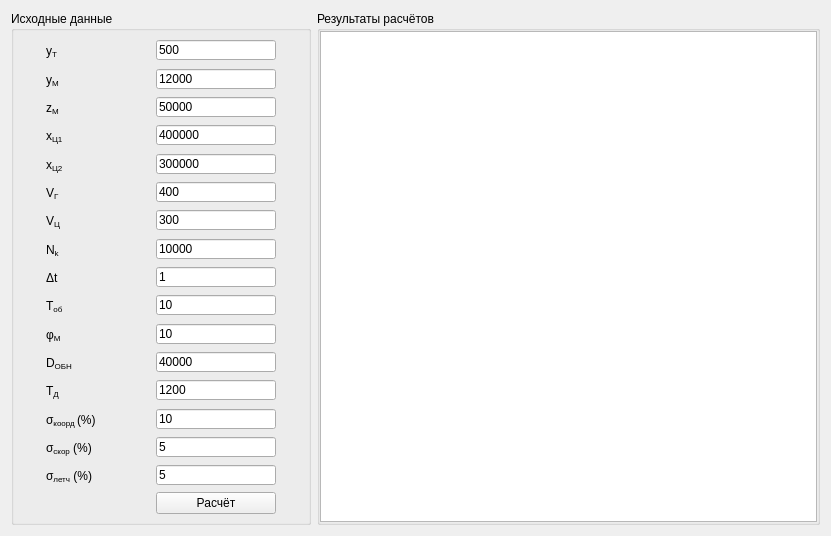
First picture: the form in mainwindow.ui, repository zubaaan/ZVN-UDN, before the edit.
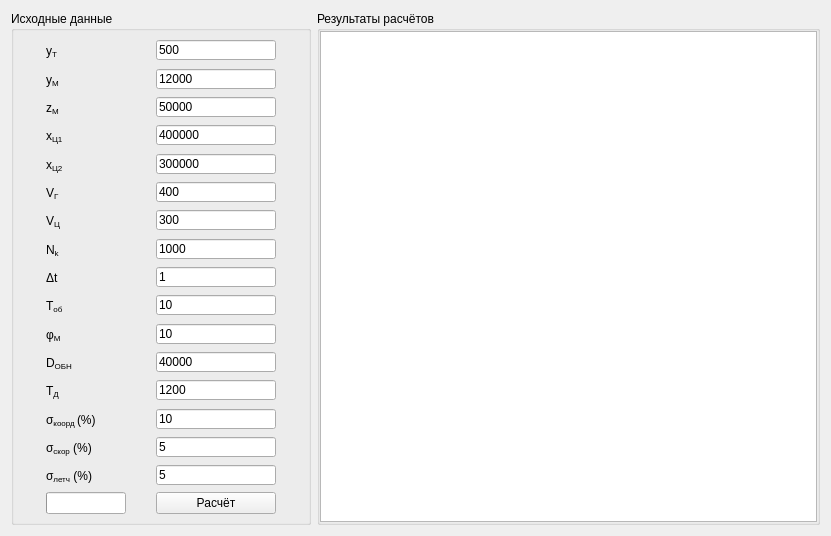
Second picture: the form after the edit.

Patch:
```diff
--- a/mainwindow.ui
+++ b/mainwindow.ui
@@ -239,7 +239,7 @@
               </size>
              </property>
              <property name="text">
-              <string>10000</string>
+              <string>1000</string>
              </property>
             </widget>
            </item>
@@ -745,6 +745,22 @@
              </property>
             </widget>
            </item>
+           <item row="16" column="0">
+            <widget class="QProgressBar" name="progressBar">
+             <property name="maximumSize">
+              <size>
+               <width>80</width>
+               <height>16777215</height>
+              </size>
+             </property>
+             <property name="value">
+              <number>0</number>
+             </property>
+             <property name="textVisible">
+              <bool>false</bool>
+             </property>
+            </widget>
+           </item>
           </layout>
          </item>
         </layout>
```
